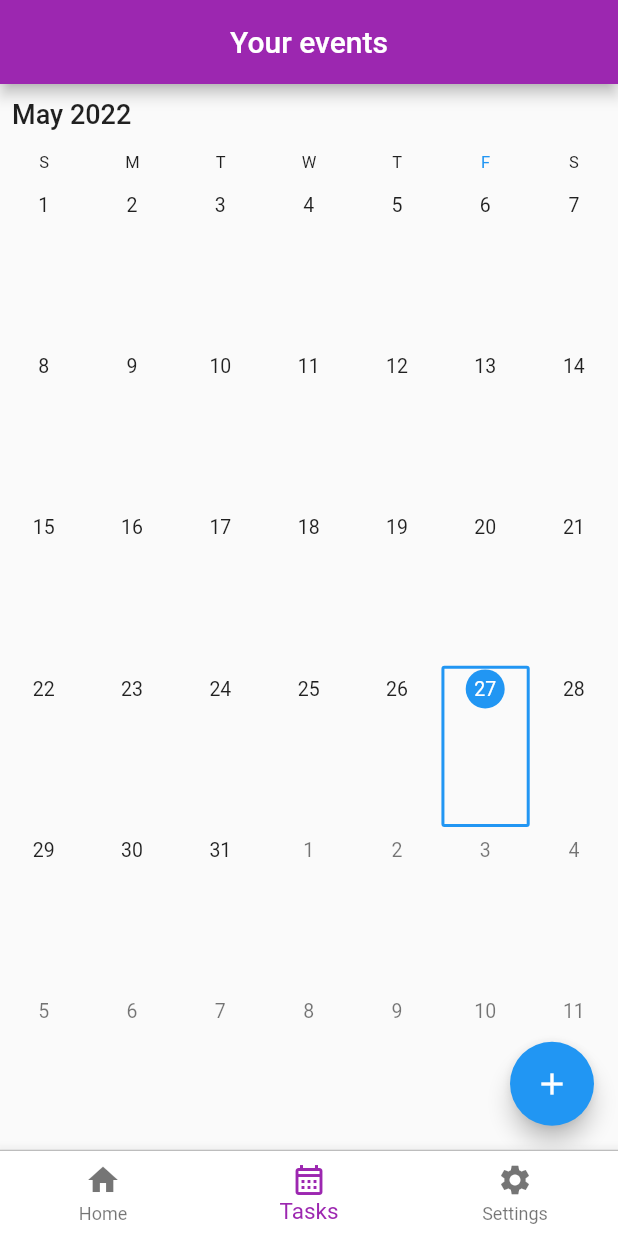
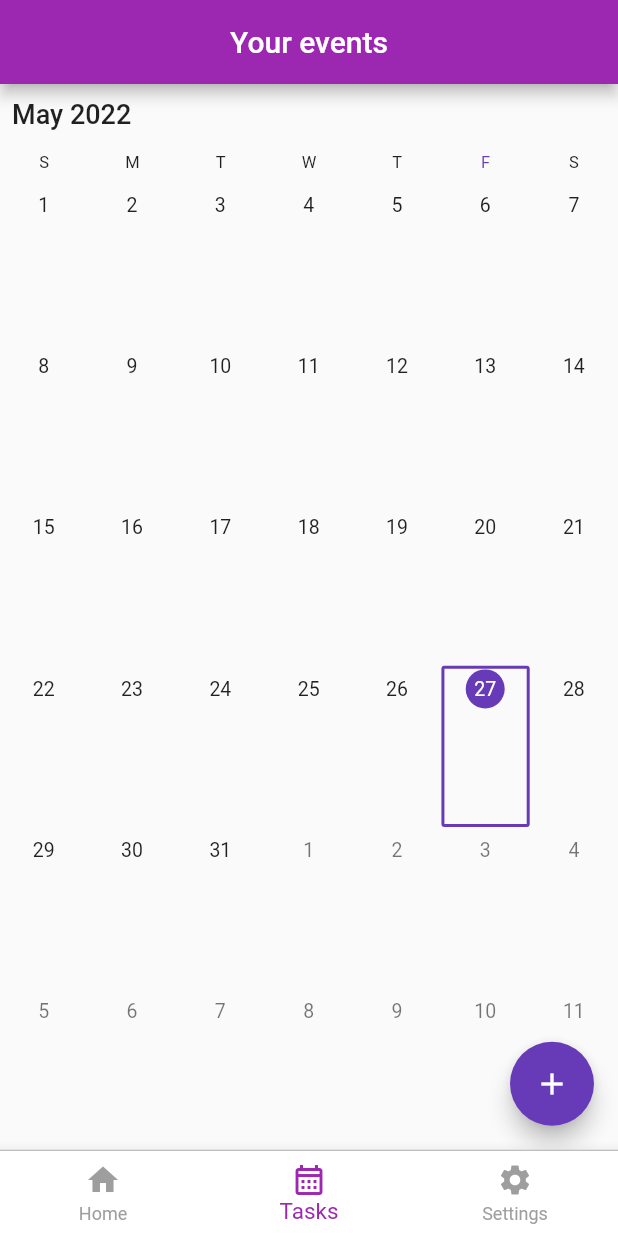
Before and after one commit to kiiru4reals/taskr, a Flutter app: the screen it shows after launch, item 2 of the bottom bar chosen, on a phone screen of 412 x 824 dp. Run offline on Flutter 3.47's test engine with Material 2 defaults, Android fonts, the phone set to English and light mode, and no system bars; drawn by our look-alikes of syncfusion_flutter_calendar; our stand-ins replace cached_network_image, easy_splash_screen, hive, hive_flutter; missing offline and left inert: list_tile_switch, syncfusion_flutter_core; accounts and stored records are empty; network calls fail; Roboto replaces fonts that are missing (Montserrat).

Commit message:
code refactoring config => styles

```diff
--- a/lib/features/homepage/progress_tracker_card.dart
+++ b/lib/features/homepage/progress_tracker_card.dart
@@ -1,7 +1,6 @@
-import 'package:circle_progress_bar/circle_progress_bar.dart';
 import 'package:flutter/material.dart';
 import 'package:provider/provider.dart';
-import 'package:soluprov/core/config.dart';
+import 'package:soluprov/core/styles.dart';
 import 'package:soluprov/features/events/services/event_provider.dart';
 
 class MainTaskscard extends StatefulWidget {
--- a/lib/features/homepage/tasks.dart
+++ b/lib/features/homepage/tasks.dart
@@ -1,6 +1,6 @@
 import 'package:flutter/material.dart';
 import 'package:provider/provider.dart';
-import 'package:soluprov/core/config.dart';
+import 'package:soluprov/core/styles.dart';
 import 'package:soluprov/models/event_model.dart';
 import 'package:soluprov/features/events/services/event_provider.dart';
 
--- a/lib/features/settings/widgets/version_info.dart
+++ b/lib/features/settings/widgets/version_info.dart
@@ -1,5 +1,5 @@
 import 'package:flutter/material.dart';
-import 'package:soluprov/core/config.dart';
+import 'package:soluprov/core/styles.dart';
 
 class VersionInfo extends StatelessWidget {
   const VersionInfo({Key? key}) : super(key: key);
@@ -23,7 +23,7 @@ class VersionInfo extends StatelessWidget {
               onTap: (){},
               child: ListTile(
                 onTap: (){},
-                title: Text("Takr"),
+                title: Text("Taskr"),
                 subtitle: Text("1.0", style: TextStyle(color: Colors.purple) ,),
               ),
             ),
--- a/lib/main.dart
+++ b/lib/main.dart
@@ -1,7 +1,7 @@
 import 'package:flutter/material.dart';
 import 'package:hive_flutter/hive_flutter.dart';
 import 'package:provider/provider.dart';
-import 'package:soluprov/core/config.dart';
+import 'package:soluprov/core/styles.dart';
 import 'package:soluprov/features/splashscreen/splash_screen.dart';
 import 'package:soluprov/models/event_model.dart';
 import 'package:soluprov/models/settings_model.dart';
@@ -35,7 +35,7 @@ class MyApp extends StatelessWidget {
       ],
       child: MaterialApp(
         title: "Taskr",
-        theme: Config.theme,
+        theme: Styles.theme,
         home: SplashScreen(),
       ),
     );
```
